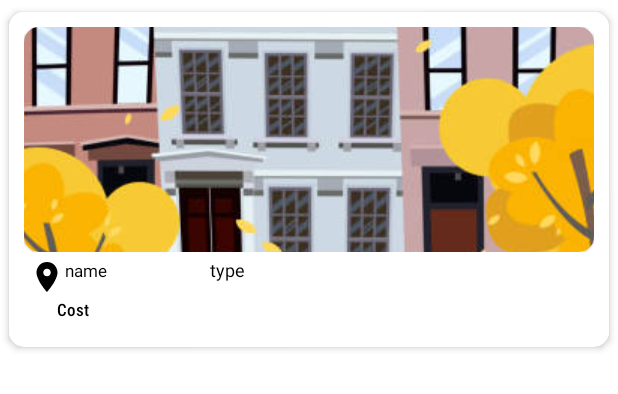
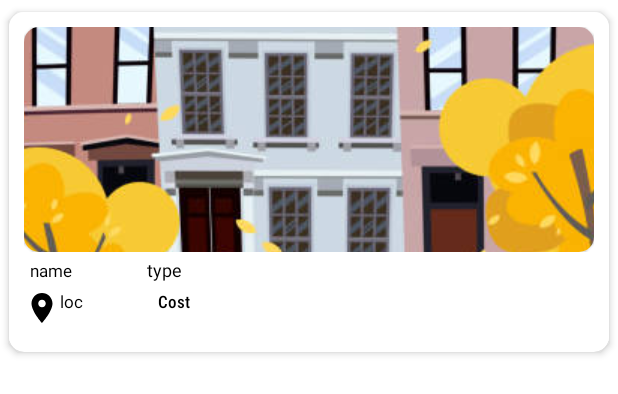
Before and after one commit to Felix-chengecha/Heroic-properties-Android, an Android app: the layout category_items.xml on its own in the app's theme, with its tools: preview values and no code run, on a phone screen of 412 x 824 dp. Shown: the top 394 px of the screen. Run offline under Robolectric (Android 15) with nearby library versions, the phone set to English and light mode, and no system bars; network calls fail.

```diff
--- a/app/src/main/java/com/example/heroic_properties/Adapters/Property_Adapter.java
+++ b/app/src/main/java/com/example/heroic_properties/Adapters/Property_Adapter.java
@@ -40,6 +40,7 @@ public class Property_Adapter  extends RecyclerView.Adapter<property_adapter> {
         holder.Loc.setText(nm.getLocation());
         holder.Cost.setText(String.format(" %sKES/month",nm.getCost()));
         holder.cType.setText(nm.getType());
+        holder.name.setText(nm.getPname());
         Glide.with(context)
                 .load(nm.getImage())
                 .into(holder.img_child);
@@ -73,12 +74,13 @@ public class Property_Adapter  extends RecyclerView.Adapter<property_adapter> {
 class property_adapter extends RecyclerView.ViewHolder{
     LinearLayout rlayout;
     ImageView img_child;
-    TextView Cost, Loc, cType, CKost;
+    TextView Cost, Loc, cType, name;
 
     public property_adapter (@NonNull View itemView) {
         super(itemView);
 
         rlayout=itemView.findViewById(R.id.Rlayout);
+        name=itemView.findViewById(R.id.cname);
         img_child=itemView.findViewById(R.id.iv_child);
         Cost=itemView.findViewById(R.id.Ccost);
         Loc=itemView.findViewById(R.id.loc);
--- a/app/src/main/java/com/example/heroic_properties/Fragments/Category.java
+++ b/app/src/main/java/com/example/heroic_properties/Fragments/Category.java
@@ -59,7 +59,6 @@ public class Category extends Fragment {
     SwipeRefreshLayout swipeGrid;
     ImageView TsrC;
 
-    public String categ_url="https://8426-105-160-20-207.in.ngrok.io/api/properties/category";
 
     @Nullable
     @Override
--- a/app/src/main/java/com/example/heroic_properties/Utils/Base_url.java
+++ b/app/src/main/java/com/example/heroic_properties/Utils/Base_url.java
@@ -1,7 +1,7 @@
 package com.example.heroic_properties.Utils;
 
 public class Base_url {
-    private static String mainUrl = "https://1156-105-61-238-65.in.ngrok.io/";
+    private static String mainUrl = "https://584f-105-161-174-151.eu.ngrok.io/";
 //    private static String authUrl = "http://35.232.36.71:8081";
 
 
--- a/app/src/main/res/layout/categories.xml
+++ b/app/src/main/res/layout/categories.xml
@@ -44,6 +44,7 @@
         android:id="@+id/recycleSwipe"
         android:layout_width="match_parent"
         android:layout_height="match_parent"
+        android:layout_marginBottom="60dp"
         android:layout_below="@+id/toolbarr">
 
         <androidx.recyclerview.widget.RecyclerView
@@ -54,7 +55,6 @@
             android:layout_marginStart="5dp"
             android:layout_marginTop="5dp"
             android:layout_marginEnd="5dp"
-            android:layout_marginBottom="50dp"
             android:background="@color/white2" />
 
     </androidx.swiperefreshlayout.widget.SwipeRefreshLayout>
--- a/app/src/main/res/layout/category_items.xml
+++ b/app/src/main/res/layout/category_items.xml
@@ -53,25 +53,26 @@
             android:orientation="horizontal">
 
         <TextView
-                android:id="@+id/loc"
+            android:id="@+id/cname"
             android:layout_width="wrap_content"
             android:layout_height="wrap_content"
-                android:layout_margin="3dp"
+            android:layout_marginTop="3dp"
+            android:layout_marginStart="4dp"
             android:text="name"
             android:textColor="@color/black"
-                android:textSize="11sp"
-                app:drawableStartCompat="@drawable/ic_baseline_location_on_24" />
+            android:textSize="11sp"/>
 
 
         <TextView
             android:id="@+id/Ctype"
             android:layout_width="wrap_content"
             android:layout_height="wrap_content"
-                android:layout_marginStart="65dp"
             android:layout_marginTop="3dp"
+            android:layout_marginStart="50dp"
             android:text="type"
             android:textColor="@color/black"
             android:textSize="12sp" />
+
 
 
         </LinearLayout>
@@ -82,12 +83,27 @@
         android:background="@color/white"
         android:orientation="horizontal">
 
+
+
+        <TextView
+            android:id="@+id/loc"
+            android:layout_width="wrap_content"
+            android:layout_height="wrap_content"
+            android:layout_marginTop="5dp"
+            android:text="loc"
+            android:textColor="@color/black"
+            android:textSize="11sp"
+            app:drawableStartCompat="@drawable/ic_baseline_location_on_24" />
+
+
+
         <TextView
             android:id="@+id/Ccost"
             android:layout_width="wrap_content"
             android:layout_height="wrap_content"
             android:background="@color/white"
-            android:layout_marginStart="22dp"
+            android:layout_marginTop="5dp"
+            android:layout_marginStart="50dp"
             android:fontFamily="sans-serif-condensed-medium"
             android:text="Cost"
             android:textColor="@color/black"
```
Also changed, not shown: app/src/main/res/drawable/ic_baseline_category_24.xml (added, +7 -0 lines), app/src/main/res/layout/more_details.xml (+8 -10 lines). Lines whose indentation alone changed are shown as unchanged.
